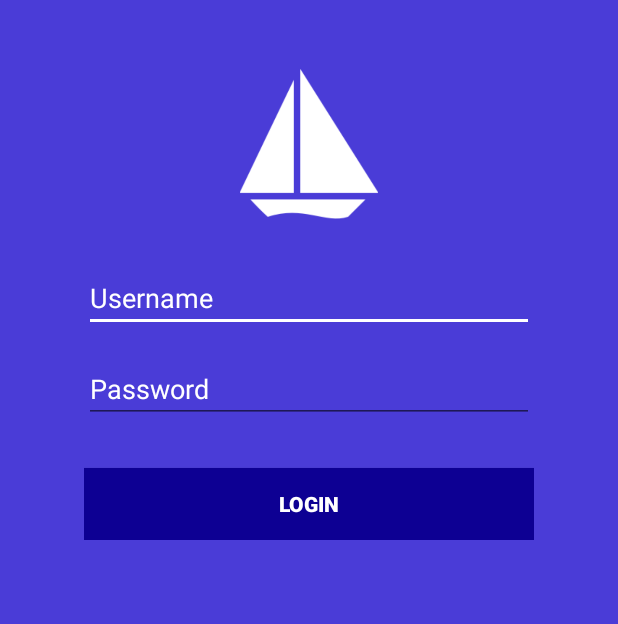
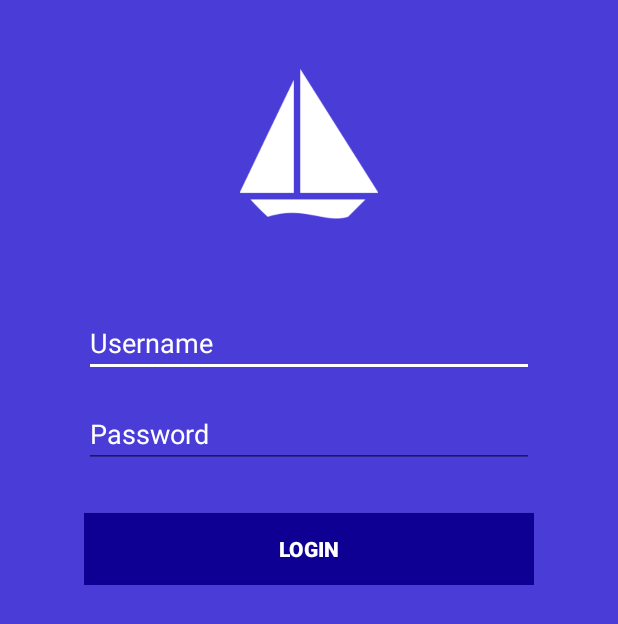
Before and after one commit to skliba/Android-testing-frameworks-evaluation, an Android app: the layout activity_login.xml on its own in the app's theme, with its tools: preview values and no code run, on a phone screen of 412 x 824 dp. Shown: the top 624 px of the screen. Run offline under Robolectric (Android 15) with nearby library versions, the phone set to English and light mode, and no system bars.

Commit message:
working Recycler

```diff
--- a/Zadatak5/app/src/main/AndroidManifest.xml
+++ b/Zadatak5/app/src/main/AndroidManifest.xml
@@ -11,7 +11,7 @@
         android:label="@string/app_name"
         android:theme="@style/AppTheme" >
         <activity
-            android:name=".Login.LoginActivity"
+            android:name=".login.LoginActivity"
             android:label="@string/app_name" >
             <intent-filter>
                 <action android:name="android.intent.action.MAIN" />
@@ -21,7 +21,8 @@
         </activity>
         <activity
             android:name=".BoatsActivity"
-            android:label="@string/title_activity_boats" >
+            android:label="@string/title_activity_boats"
+            android:parentActivityName=".login.LoginActivity">
         </activity>
     </application>
 
--- a/Zadatak5/app/src/main/java/co/infinum/skliba/zadatak5/BoatsActivity.java
+++ b/Zadatak5/app/src/main/java/co/infinum/skliba/zadatak5/BoatsActivity.java
@@ -5,6 +5,7 @@ import android.support.v7.app.ActionBarActivity;
 import android.os.Bundle;
 import android.support.v7.widget.LinearLayoutManager;
 import android.support.v7.widget.RecyclerView;
+import android.util.Log;
 import android.view.Menu;
 import android.view.MenuItem;
 
@@ -26,6 +27,7 @@ public class BoatsActivity extends ActionBarActivity {
         setContentView(R.layout.activity_boats);
 
         postList = (RecyclerView) findViewById(R.id.listView);
+        postList.setLayoutManager(new LinearLayoutManager(getApplicationContext()));
 
         token = PreferenceManager.getDefaultSharedPreferences(getApplicationContext()).getString(TOKEN, "");
 
@@ -34,14 +36,14 @@ public class BoatsActivity extends ActionBarActivity {
             public void success(BoatsResponse boatsResponse, Response response) {
                 adapter = new BoatsAdapter(BoatsActivity.this, boatsResponse.getRespose());
                 postList.setAdapter(adapter);
-                postList.setLayoutManager(new LinearLayoutManager(getApplicationContext()));
+                Log.e("SUCCESS", "BRAVO");
 
 
             }
 
             @Override
             public void failure(RetrofitError error) {
-
+                Log.e("FAILED", error.toString());
             }
         });
 
--- a/Zadatak5/app/src/main/java/co/infinum/skliba/zadatak5/Login/LoginActivity.java
+++ b/Zadatak5/app/src/main/java/co/infinum/skliba/zadatak5/login/LoginActivity.java
@@ -1,5 +1,6 @@
-package co.infinum.skliba.zadatak5.Login;
+package co.infinum.skliba.zadatak5.login;
 
+import android.app.ActionBar;
 import android.content.Intent;
 import android.preference.PreferenceManager;
 import android.support.v7.app.ActionBarActivity;
@@ -29,6 +30,8 @@ public class LoginActivity extends ActionBarActivity {
     protected void onCreate(Bundle savedInstanceState) {
         super.onCreate(savedInstanceState);
         setContentView(R.layout.activity_login);
+        android.support.v7.app.ActionBar actionBar = getSupportActionBar();
+        actionBar.hide();
 
         loginButton = (Button) findViewById(R.id.loginButton);
         loginPassword = (EditText) findViewById(R.id.loginPassword);
--- a/Zadatak5/app/src/main/java/co/infinum/skliba/zadatak5/Login/LoginResponse.java
+++ b/Zadatak5/app/src/main/java/co/infinum/skliba/zadatak5/login/LoginResponse.java
@@ -1,4 +1,4 @@
-package co.infinum.skliba.zadatak5.Login;
+package co.infinum.skliba.zadatak5.login;
 
 import co.infinum.skliba.zadatak5.UserModel;
 
--- a/Zadatak5/app/src/main/java/co/infinum/skliba/zadatak5/Login/User.java
+++ b/Zadatak5/app/src/main/java/co/infinum/skliba/zadatak5/login/User.java
@@ -1,6 +1,4 @@
-package co.infinum.skliba.zadatak5.Login;
-
-import com.google.gson.annotations.SerializedName;
+package co.infinum.skliba.zadatak5.login;
 
 import java.io.Serializable;
 
--- a/Zadatak5/app/src/main/res/layout/activity_login.xml
+++ b/Zadatak5/app/src/main/res/layout/activity_login.xml
@@ -22,8 +22,9 @@
         android:layout_width="wrap_content"
         android:layout_height="wrap_content"
         android:layout_below="@+id/ic_logo"
-        android:layout_centerHorizontal="true"
-        android:orientation="vertical">
+        android:orientation="vertical"
+        android:layout_marginTop="30dp"
+        android:layout_centerInParent="true">
 
         <EditText
             android:id="@+id/loginUsername"
@@ -43,8 +44,8 @@
             android:textColorHint="@android:color/white" />
 
         <Button
+            android:id="@+id/loginButton"
             android:layout_width="300dp"
-            android:id="@+id/loginButton"
             android:layout_height="wrap_content"
             android:layout_gravity="center"
             android:layout_marginTop="30dp"
--- a/Zadatak5/app/src/main/res/values/styles.xml
+++ b/Zadatak5/app/src/main/res/values/styles.xml
@@ -3,6 +3,11 @@
     <!-- Base application theme. -->
     <style name="AppTheme" parent="Theme.AppCompat.Light.DarkActionBar">
         <item name="colorAccent">#ffffff</item>
+        <item name="android:actionBarStyle">@style/myActionBar</item>
+    </style>
+
+    <style name="myActionBar">
+        <item name="android:background">#4A3CD7</item>
     </style>
 
 </resources>
```
Also changed, not shown: Zadatak5/app/src/main/java/co/infinum/skliba/zadatak5/BoatsService.java (+6 -5 lines), Zadatak5/app/src/main/res/layout/list_item.xml (+4 -15 lines).
